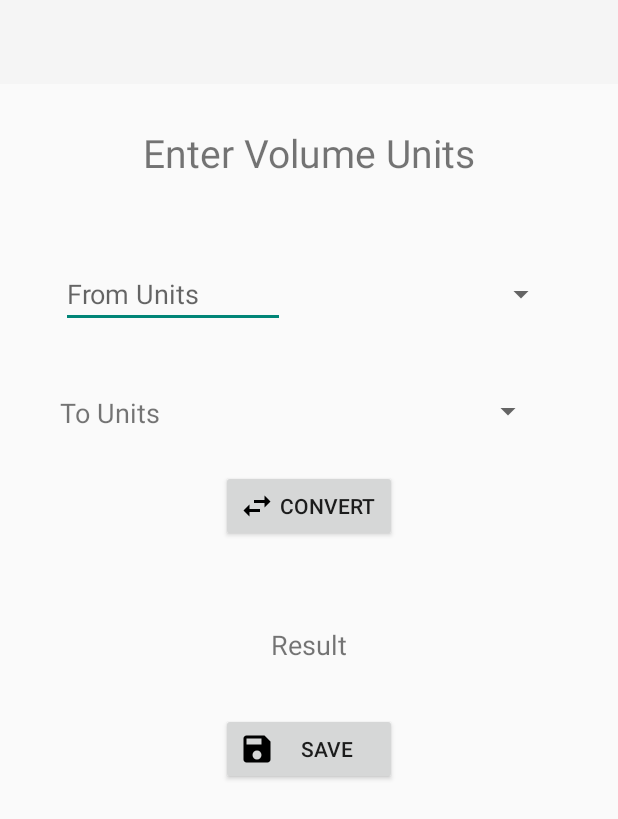
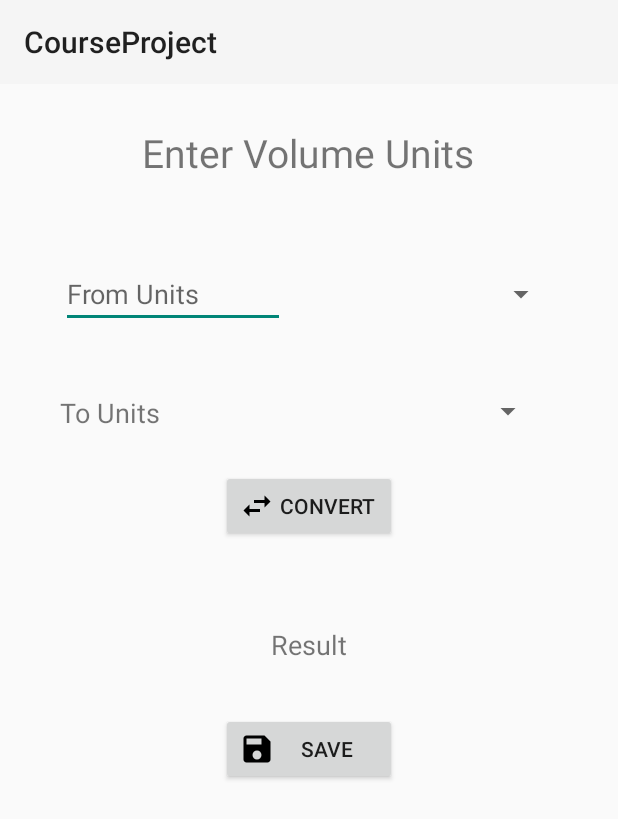
Before and after one commit to adelkesc/UnitConversionApp, an Android app: the Volume screen opened directly, with no data from a screen before it, on a phone screen of 412 x 824 dp. Shown: the top 819 px of the screen. Run offline under Robolectric (Android 15) with nearby library versions, the phone set to English and light mode, and no system bars.

Commit message:
Inflating toolbars

```diff
--- a/app/src/main/res/layout/activity_conversion_retrieval.xml
+++ b/app/src/main/res/layout/activity_conversion_retrieval.xml
@@ -7,7 +7,7 @@
     tools:context=".ConversionRetrieval">
 
     <android.support.v7.widget.Toolbar
-        android:id="@+id/appToolbarVelocity"
+        android:id="@+id/appToolbarVolume"
         android:layout_width="0dp"
         android:layout_height="wrap_content"
         android:background="?attr/colorPrimary"
--- a/app/src/main/res/layout/activity_volume.xml
+++ b/app/src/main/res/layout/activity_volume.xml
@@ -7,13 +7,16 @@
     tools:context=".Volume">
 
     <android.support.v7.widget.Toolbar
-        android:id="@+id/appToolbarVelocity"
+        android:id="@+id/appToolbarVolume"
         android:layout_width="0dp"
         android:layout_height="wrap_content"
+        android:layout_marginBottom="28dp"
         android:background="?attr/colorPrimary"
         android:minHeight="?attr/actionBarSize"
         android:theme="?attr/actionBarTheme"
+        app:layout_constraintBottom_toTopOf="@+id/textView"
         app:layout_constraintEnd_toEndOf="parent"
+        app:layout_constraintHorizontal_bias="0.0"
         app:layout_constraintStart_toStartOf="parent"
         app:layout_constraintTop_toTopOf="parent" />
 
@@ -24,12 +27,13 @@
         android:layout_marginStart="8dp"
         android:layout_marginTop="28dp"
         android:layout_marginEnd="8dp"
+        android:gravity="center_horizontal"
         android:text="Enter Volume Units"
-        android:gravity="center_horizontal"
         android:textSize="26sp"
         app:layout_constraintEnd_toEndOf="parent"
+        app:layout_constraintHorizontal_bias="0.496"
         app:layout_constraintStart_toStartOf="parent"
-        app:layout_constraintTop_toBottomOf="@+id/appToolbarVelocity" />
+        app:layout_constraintTop_toBottomOf="@+id/appToolbarVolume" />
 
     <EditText
         android:id="@+id/entryView"
```
Also changed, not shown: app/src/main/java/com/example/courseproject/Distance.java (+26 -0 lines), app/src/main/java/com/example/courseproject/Mass.java (+26 -0 lines), app/src/main/java/com/example/courseproject/Volume.java (+25 -0 lines), app/src/main/res/layout/activity_distance.xml (+5 -2 lines), app/src/main/res/layout/activity_mass.xml (+6 -3 lines).
